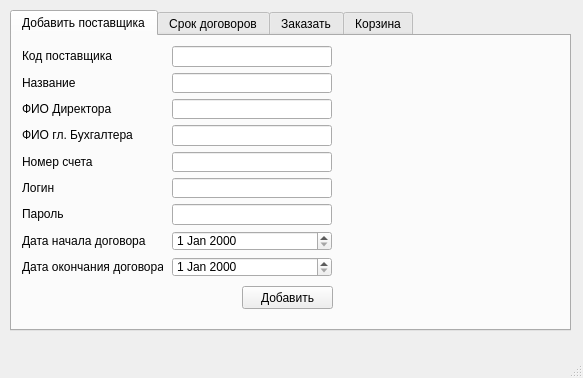
First picture: the form in windowpredpriatia.ui, repository IraSoro/bike-store-database, before the edit.
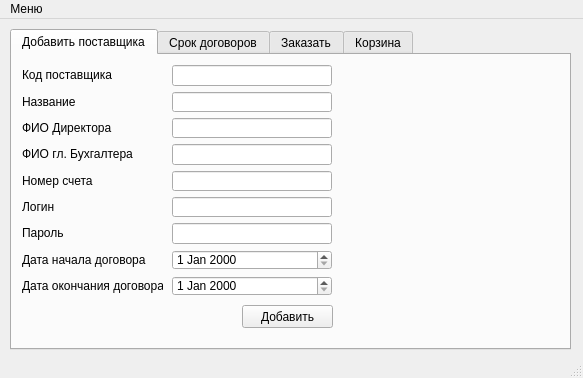
Second picture: the form after the edit.

What changed in the file:
```diff
--- a/windowpredpriatia.ui
+++ b/windowpredpriatia.ui
@@ -505,6 +505,13 @@
      <height>21</height>
     </rect>
    </property>
+   <widget class="QMenu" name="menu">
+    <property name="title">
+     <string>Меню</string>
+    </property>
+    <addaction name="action"/>
+   </widget>
+   <addaction name="menu"/>
   </widget>
   <widget class="QStatusBar" name="statusbar"/>
  </widget>
```
Left out of the diff: 5 changed lines with no effect on the pictures.
